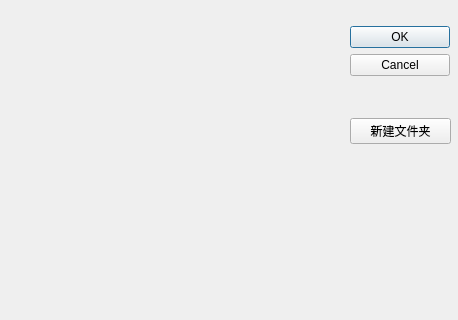
Old version of the form managefile/movetodirdialog.ui in the repository MrMattMunro/filesearch; both pictures show x 0 to 458 and y 0 to 320 of the 458 by 487 pixel window.
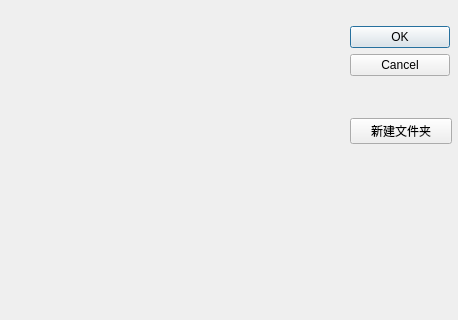
New version of the form.

Diff of the .ui file:
```diff
--- a/managefile/movetodirdialog.ui
+++ b/managefile/movetodirdialog.ui
@@ -13,12 +13,12 @@
   <property name="windowTitle">
    <string>Data Import</string>
   </property>
-  <widget class="QWidget" name="">
+  <widget class="QWidget" name="layoutWidget">
    <property name="geometry">
     <rect>
      <x>350</x>
      <y>-10</y>
-     <width>101</width>
+     <width>102</width>
      <height>191</height>
     </rect>
    </property>
@@ -60,7 +60,7 @@
     </item>
    </layout>
   </widget>
-  <widget class="QWidget" name="">
+  <widget class="QWidget" name="layoutWidget">
    <property name="geometry">
     <rect>
      <x>7</x>
```
Left out of the diff: 2 changed lines with no effect on the pictures.
